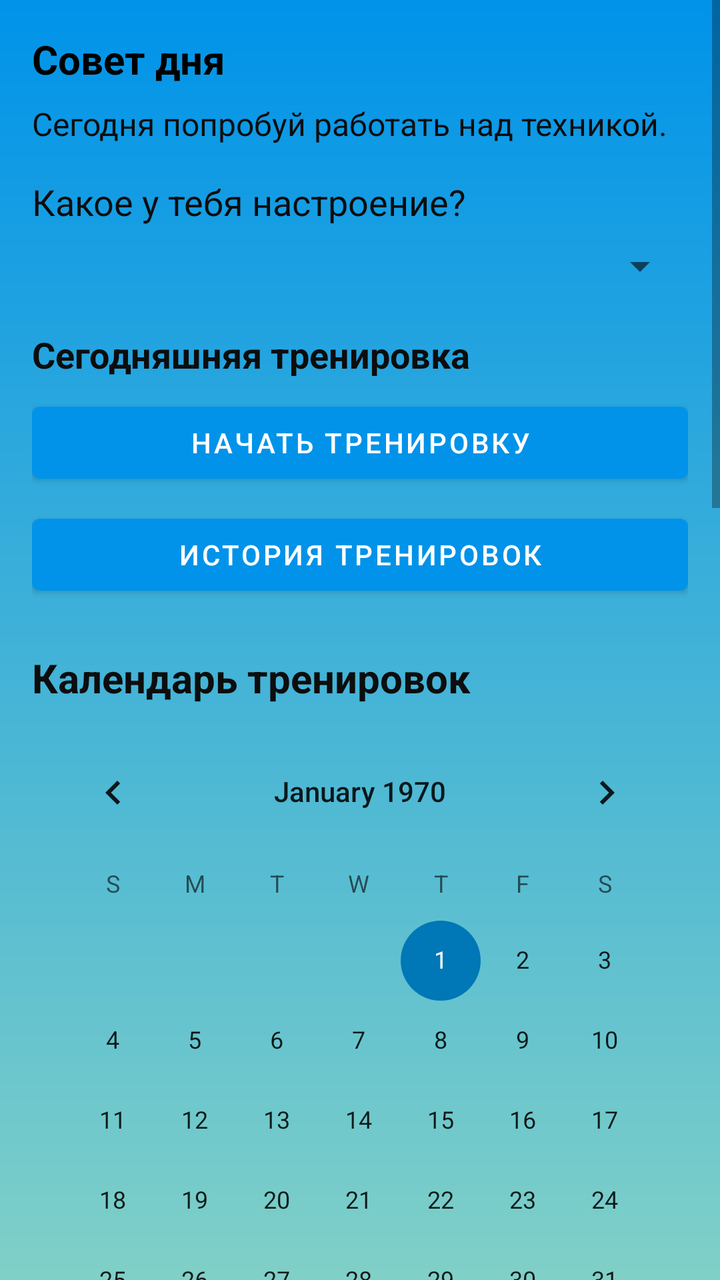
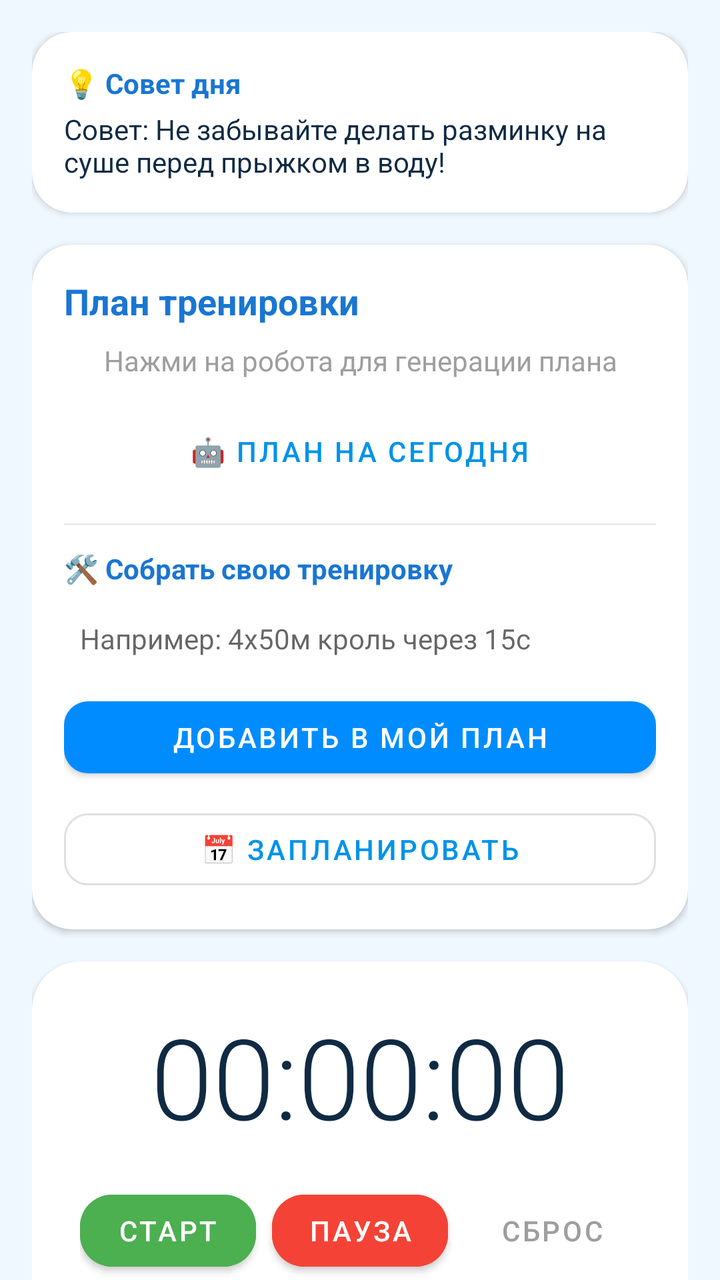

Screens rendered from an Android XML layout before and after an edit, with the pre-edit source and the edit as a unified diff.
<!-- AndroidManifest.xml: application theme Theme.AquaTime -->
<!-- res/layout/fragment_training.xml -->
<?xml version="1.0" encoding="utf-8"?>
<ScrollView xmlns:android="http://schemas.android.com/apk/res/android"
    xmlns:app="http://schemas.android.com/apk/res-auto"
    android:layout_width="match_parent"
    android:layout_height="match_parent"
    android:background="@drawable/bg_gradient">

    <LinearLayout
        android:layout_width="match_parent"
        android:layout_height="wrap_content"
        android:orientation="vertical"
        android:padding="16dp">

        
        <TextView
            android:id="@+id/tv_tip"
            android:layout_width="match_parent"
            android:layout_height="wrap_content"
            android:text="Совет дня"
            android:textSize="20sp"
            android:textStyle="bold"
            android:textColor="@android:color/black"
            android:layout_marginBottom="8dp"/>

        <TextView
            android:id="@+id/tv_tip_text"
            android:layout_width="match_parent"
            android:layout_height="wrap_content"
            android:text="Сегодня попробуй работать над техникой."
            android:textSize="16sp"
            android:layout_marginBottom="16dp"/>

        
        <TextView
            android:layout_width="wrap_content"
            android:layout_height="wrap_content"
            android:text="Какое у тебя настроение?"
            android:textSize="18sp"
            android:layout_marginBottom="8dp"/>

        <Spinner
            android:id="@+id/spinner_mood"
            android:layout_width="match_parent"
            android:layout_height="wrap_content"/>

        
        <TextView
            android:id="@+id/tv_today_training"
            android:layout_width="match_parent"
            android:layout_height="wrap_content"
            android:text="Сегодняшняя тренировка"
            android:textSize="18sp"
            android:textStyle="bold"
            android:layout_marginTop="20dp"/>

        <Button
            android:id="@+id/btn_start_training"
            android:layout_width="match_parent"
            android:layout_height="wrap_content"
            android:text="Начать тренировку"
            android:layout_marginTop="8dp"/>

        <Button
            android:id="@+id/btn_training_history"
            android:layout_width="match_parent"
            android:layout_height="wrap_content"
            android:text="История тренировок"
            android:layout_marginTop="8dp"/>

        
        <TextView
            android:layout_width="match_parent"
            android:layout_height="wrap_content"
            android:text="Календарь тренировок"
            android:textSize="20sp"
            android:textStyle="bold"
            android:layout_marginTop="24dp"/>

        <CalendarView
            android:id="@+id/calendar_training"
            android:layout_width="match_parent"
            android:layout_height="wrap_content"
            android:layout_marginTop="10dp"/>

        
        <TextView
            android:id="@+id/tv_week_progress"
            android:layout_width="match_parent"
            android:layout_height="wrap_content"
            android:text="Прогресс недели: 0%"
            android:textSize="18sp"
            android:layout_marginTop="10dp"
            android:textStyle="bold"/>

        
        <TextView
            android:layout_width="match_parent"
            android:layout_height="wrap_content"
            android:text="Секундомер"
            android:textSize="20sp"
            android:textStyle="bold"
            android:layout_marginTop="24dp"/>

        <TextView
            android:id="@+id/tv_timer"
            android:layout_width="match_parent"
            android:layout_height="wrap_content"
            android:text="00:00:00.000"
            android:textSize="32sp"
            android:gravity="center"
            android:layout_marginTop="8dp"/>

        <LinearLayout
            android:layout_width="match_parent"
            android:layout_height="wrap_content"
            android:orientation="horizontal"
            android:gravity="center"
            android:layout_marginTop="10dp">

            <Button
                android:id="@+id/btn_start_timer"
                android:layout_width="wrap_content"
                android:layout_height="wrap_content"
                android:text="Старт"/>

            <Button
                android:id="@+id/btn_stop_timer"
                android:layout_width="wrap_content"
                android:layout_height="wrap_content"
                android:text="Стоп"
                android:layout_marginStart="10dp"/>

            <Button
                android:id="@+id/btn_reset_timer"
                android:layout_width="wrap_content"
                android:layout_height="wrap_content"
                android:text="Сброс"
                android:layout_marginStart="10dp"/>
        </LinearLayout>

        
        <TextView
            android:layout_width="match_parent"
            android:layout_height="wrap_content"
            android:text="Выбери стиль и дистанцию"
            android:textSize="18sp"
            android:layout_marginTop="20dp"/>

        <Spinner
            android:id="@+id/spinner_distance"
            android:layout_width="match_parent"
            android:layout_height="wrap_content"/>

        
        <Button
            android:id="@+id/btn_save_measure"
            android:layout_width="match_parent"
            android:layout_height="wrap_content"
            android:text="Сохранить замер"
            android:layout_marginTop="10dp"/>

        
        <TextView
            android:layout_width="match_parent"
            android:layout_height="wrap_content"
            android:text="История замеров"
            android:textSize="20sp"
            android:textStyle="bold"
            android:layout_marginTop="24dp"/>

        <ListView
            android:id="@+id/list_results"
            android:layout_width="match_parent"
            android:layout_height="200dp"
            android:choiceMode="singleChoice"
            android:background="@android:color/white"
            android:layout_marginTop="8dp"/>

        
        <Button
            android:id="@+id/btn_delete_measure"
            android:layout_width="match_parent"
            android:layout_height="wrap_content"
            android:text="Удалить выбранный замер"
            android:layout_marginTop="10dp"/>

        
        <TextView
            android:layout_width="match_parent"
            android:layout_height="wrap_content"
            android:text="Лучшие результаты"
            android:textSize="20sp"
            android:textStyle="bold"
            android:layout_marginTop="24dp"/>

        <ListView
            android:id="@+id/list_best_results"
            android:layout_width="match_parent"
            android:layout_height="200dp"
            android:background="@android:color/white"
            android:layout_marginTop="8dp"/>

    </LinearLayout>
</ScrollView>
<!-- resources referenced by this layout -->
<resources>
  <!-- drawable bg_gradient (drawable) -->
  <shape xmlns:android="http://schemas.android.com/apk/res/android">
      <gradient
          android:type="linear"
          android:startColor="#0093E9"
          android:endColor="#80D0C7"
          android:angle="270"/>
  </shape>
  <style name="Theme.AquaTime" parent="Theme.MaterialComponents.DayNight.NoActionBar">
          
          <item name="colorPrimary">@color/aqua_primary</item>
          <item name="colorPrimaryVariant">@color/aqua_secondary</item>
          <item name="colorOnPrimary">@android:color/white</item>
  
          <item name="colorSecondary">@color/aqua_accent</item>
          <item name="colorSecondaryVariant">@color/aqua_primary</item>
          <item name="colorOnSecondary">@android:color/white</item>
  
          
          <item name="android:colorBackground">@color/background_light</item>
  
          
          <item name="android:textColor">@color/text_primary</item>
      </style>
  <color name="aqua_primary">#0093E9</color>
  <color name="aqua_secondary">#80D0C7</color>
  <color name="aqua_accent">#0077B6</color>
  <color name="background_light">#F4FAFF</color>
  <color name="text_primary">#0D0D0D</color>
</resources>

<!-- the commit's change to res/layout/fragment_training.xml (unified diff, before → after) -->
@@ -1,9 +1,10 @@
 <?xml version="1.0" encoding="utf-8"?>
-<ScrollView xmlns:android="http://schemas.android.com/apk/res/android"
+<androidx.core.widget.NestedScrollView xmlns:android="http://schemas.android.com/apk/res/android"
     xmlns:app="http://schemas.android.com/apk/res-auto"
     android:layout_width="match_parent"
     android:layout_height="match_parent"
-    android:background="@drawable/bg_gradient">
+    android:background="#F0F8FF"
+    android:fillViewport="true">
 
     <LinearLayout
         android:layout_width="match_parent"
@@ -11,194 +12,238 @@
         android:orientation="vertical"
         android:padding="16dp">
 
-        
-        <TextView
-            android:id="@+id/tv_tip"
-            android:layout_width="match_parent"
-            android:layout_height="wrap_content"
-            android:text="Совет дня"
-            android:textSize="20sp"
-            android:textStyle="bold"
-            android:textColor="@android:color/black"
-            android:layout_marginBottom="8dp"/>
-
-        <TextView
-            android:id="@+id/tv_tip_text"
-            android:layout_width="match_parent"
-            android:layout_height="wrap_content"
-            android:text="Сегодня попробуй работать над техникой."
-            android:textSize="16sp"
-            android:layout_marginBottom="16dp"/>
-
-        
-        <TextView
-            android:layout_width="wrap_content"
-            android:layout_height="wrap_content"
-            android:text="Какое у тебя настроение?"
-            android:textSize="18sp"
-            android:layout_marginBottom="8dp"/>
-
-        <Spinner
-            android:id="@+id/spinner_mood"
-            android:layout_width="match_parent"
-            android:layout_height="wrap_content"/>
-
-        
-        <TextView
-            android:id="@+id/tv_today_training"
-            android:layout_width="match_parent"
-            android:layout_height="wrap_content"
-            android:text="Сегодняшняя тренировка"
-            android:textSize="18sp"
-            android:textStyle="bold"
-            android:layout_marginTop="20dp"/>
-
-        <Button
-            android:id="@+id/btn_start_training"
-            android:layout_width="match_parent"
-            android:layout_height="wrap_content"
-            android:text="Начать тренировку"
-            android:layout_marginTop="8dp"/>
-
-        <Button
-            android:id="@+id/btn_training_history"
-            android:layout_width="match_parent"
-            android:layout_height="wrap_content"
-            android:text="История тренировок"
-            android:layout_marginTop="8dp"/>
-
-        
-        <TextView
-            android:layout_width="match_parent"
-            android:layout_height="wrap_content"
-            android:text="Календарь тренировок"
-            android:textSize="20sp"
-            android:textStyle="bold"
-            android:layout_marginTop="24dp"/>
-
-        <CalendarView
-            android:id="@+id/calendar_training"
-            android:layout_width="match_parent"
-            android:layout_height="wrap_content"
-            android:layout_marginTop="10dp"/>
-
-        
-        <TextView
-            android:id="@+id/tv_week_progress"
-            android:layout_width="match_parent"
-            android:layout_height="wrap_content"
-            android:text="Прогресс недели: 0%"
-            android:textSize="18sp"
-            android:layout_marginTop="10dp"
-            android:textStyle="bold"/>
-
-        
-        <TextView
-            android:layout_width="match_parent"
-            android:layout_height="wrap_content"
-            android:text="Секундомер"
-            android:textSize="20sp"
-            android:textStyle="bold"
-            android:layout_marginTop="24dp"/>
-
-        <TextView
-            android:id="@+id/tv_timer"
-            android:layout_width="match_parent"
-            android:layout_height="wrap_content"
-            android:text="00:00:00.000"
-            android:textSize="32sp"
-            android:gravity="center"
-            android:layout_marginTop="8dp"/>
+        <androidx.cardview.widget.CardView
+            android:layout_width="match_parent"
+            android:layout_height="wrap_content"
+            android:layout_marginBottom="16dp"
+            app:cardCornerRadius="20dp"
+            app:cardElevation="2dp">
+
+            <LinearLayout
+                android:layout_width="match_parent"
+                android:layout_height="wrap_content"
+                android:orientation="vertical"
+                android:padding="16dp">
+
+                <TextView
+                    android:layout_width="wrap_content"
+                    android:layout_height="wrap_content"
+                    android:text="💡 Совет дня"
+                    android:textColor="#1976D2"
+                    android:textStyle="bold" />
+
+                <TextView
+                    android:id="@+id/tv_swimming_tip"
+                    android:layout_width="match_parent"
+                    android:layout_height="wrap_content"
+                    android:layout_marginTop="4dp"
+                    android:text="Совет: Не забывайте делать разминку на суше перед прыжком в воду!"
+                    android:textColor="#102A43" />
+            </LinearLayout>
+        </androidx.cardview.widget.CardView>
+
+        <androidx.cardview.widget.CardView
+            android:layout_width="match_parent"
+            android:layout_height="wrap_content"
+            android:layout_marginBottom="16dp"
+            app:cardCornerRadius="20dp"
+            app:cardElevation="2dp">
+
+            <LinearLayout
+                android:layout_width="match_parent"
+                android:layout_height="wrap_content"
+                android:orientation="vertical"
+                android:padding="16dp">
+
+                <TextView
+                    android:layout_width="wrap_content"
+                    android:layout_height="wrap_content"
+                    android:text="План тренировки"
+                    android:textColor="#1976D2"
+                    android:textSize="18sp"
+                    android:textStyle="bold" />
+
+                <TextView
+                    android:id="@+id/tv_today_training"
+                    android:layout_width="match_parent"
+                    android:layout_height="wrap_content"
+                    android:layout_marginTop="8dp"
+                    android:gravity="center"
+                    android:text="Нажми на робота для генерации плана"
+                    android:textColor="#9E9E9E" />
+
+                <Button
+                    android:id="@+id/btn_start_training"
+                    style="@style/Widget.MaterialComponents.Button.TextButton"
+                    android:layout_width="wrap_content"
+                    android:layout_height="wrap_content"
+                    android:layout_gravity="center"
+                    android:layout_marginTop="12dp"
+                    android:text="🤖 ПЛАН НА СЕГОДНЯ" />
+
+                <View
+                    android:layout_width="match_parent"
+                    android:layout_height="1dp"
+                    android:layout_marginVertical="12dp"
+                    android:background="#EEEEEE" />
+
+                <TextView
+                    android:layout_width="wrap_content"
+                    android:layout_height="wrap_content"
+                    android:text="🛠 Собрать свою тренировку"
+                    android:textColor="#1976D2"
+                    android:textStyle="bold" />
+
+                <EditText
+                    android:id="@+id/et_manual_dist"
+                    android:layout_width="match_parent"
+                    android:layout_height="wrap_content"
+                    android:layout_marginTop="8dp"
+                    android:background="@null"
+                    android:hint="Например: 4x50м кроль через 15с"
+                    android:padding="8dp"
+                    android:textSize="14sp" />
+
+                <Button
+                    android:id="@+id/btn_save_manual_training"
+                    android:layout_width="match_parent"
+                    android:layout_height="wrap_content"
+                    android:layout_marginTop="8dp"
+                    android:text="ДОБАВИТЬ В МОЙ ПЛАН"
+                    app:backgroundTint="#008CFF"
+                    app:cornerRadius="12dp" />
+
+                <Button
+                    android:id="@+id/btn_open_calendar"
+                    style="@style/Widget.MaterialComponents.Button.OutlinedButton"
+                    android:layout_width="match_parent"
+                    android:layout_height="wrap_content"
+                    android:layout_marginTop="8dp"
+                    android:text="📅 ЗАПЛАНИРОВАТЬ"
+                    app:cornerRadius="12dp" />
+            </LinearLayout>
+        </androidx.cardview.widget.CardView>
+
+        <androidx.cardview.widget.CardView
+            android:layout_width="match_parent"
+            android:layout_height="wrap_content"
+            android:layout_marginBottom="16dp"
+            app:cardCornerRadius="24dp"
+            app:cardElevation="2dp">
+
+            <LinearLayout
+                android:layout_width="match_parent"
+                android:layout_height="wrap_content"
+                android:gravity="center"
+                android:orientation="vertical"
+                android:padding="20dp">
+
+                <TextView
+                    android:id="@+id/tv_timer"
+                    android:layout_width="wrap_content"
+                    android:layout_height="wrap_content"
+                    android:fontFamily="sans-serif-light"
+                    android:text="00:00:00"
+                    android:textColor="#102A43"
+                    android:textSize="56sp" />
+
+                <LinearLayout
+                    android:layout_width="wrap_content"
+                    android:layout_height="wrap_content"
+                    android:layout_marginTop="16dp">
+
+                    <Button
+                        android:id="@+id/btn_start_timer"
+                        android:layout_width="wrap_content"
+                        android:layout_height="wrap_content"
+                        android:layout_marginEnd="8dp"
+                        android:backgroundTint="#4CAF50"
+                        android:text="СТАРТ"
+                        app:cornerRadius="16dp" />
+
+                    <Button
+                        android:id="@+id/btn_stop_timer"
+                        android:layout_width="wrap_content"
+                        android:layout_height="wrap_content"
+                        android:layout_marginEnd="8dp"
+                        android:backgroundTint="#F44336"
+                        android:text="ПАУЗА"
+                        app:cornerRadius="16dp" />
+
+                    <Button
+                        android:id="@+id/btn_reset_timer"
+                        style="@style/Widget.MaterialComponents.Button.TextButton"
+                        android:layout_width="wrap_content"
+                        android:layout_height="wrap_content"
+                        android:text="СБРОС"
+                        android:textColor="#9E9E9E" />
+                </LinearLayout>
+
+                <View
+                    android:layout_width="match_parent"
+                    android:layout_height="1dp"
+                    android:layout_marginVertical="20dp"
+                    android:background="#EEEEEE" />
+
+                <Spinner
+                    android:id="@+id/spinner_distance"
+                    android:layout_width="wrap_content"
+                    android:layout_height="wrap_content"
+                    android:layout_gravity="start" />
+
+                <Button
+                    android:id="@+id/btn_save_measure"
+                    android:layout_width="match_parent"
+                    android:layout_height="60dp"
+                    android:layout_marginTop="16dp"
+                    android:text="💾 СОХРАНИТЬ РЕЗУЛЬТАТ"
+                    android:textSize="16sp"
+                    app:backgroundTint="#008CFF"
+                    app:cornerRadius="16dp" />
+            </LinearLayout>
+        </androidx.cardview.widget.CardView>
 
         <LinearLayout
             android:layout_width="match_parent"
             android:layout_height="wrap_content"
-            android:orientation="horizontal"
-            android:gravity="center"
-            android:layout_marginTop="10dp">
-
-            <Button
-                android:id="@+id/btn_start_timer"
+            android:orientation="horizontal">
+
+            <TextView
+                android:layout_width="0dp"
+                android:layout_height="wrap_content"
+                android:layout_weight="1"
+                android:text="🕒 Последние заплывы"
+                android:textColor="#1976D2"
+                android:textStyle="bold" />
+
+            <TextView
+                android:id="@+id/tv_stats_count"
                 android:layout_width="wrap_content"
                 android:layout_height="wrap_content"
-                android:text="Старт"/>
-
-            <Button
-                android:id="@+id/btn_stop_timer"
-                android:layout_width="wrap_content"
-                android:layout_height="wrap_content"
-                android:text="Стоп"
-                android:layout_marginStart="10dp"/>
-
-            <Button
-                android:id="@+id/btn_reset_timer"
-                android:layout_width="wrap_content"
-                android:layout_height="wrap_content"
-                android:text="Сброс"
-                android:layout_marginStart="10dp"/>
+                android:text="Всего заплывов: 1"
+                android:textColor="#9E9E9E"
+                android:textSize="12sp" />
         </LinearLayout>
 
-        
-        <TextView
-            android:layout_width="match_parent"
-            android:layout_height="wrap_content"
-            android:text="Выбери стиль и дистанцию"
-            android:textSize="18sp"
-            android:layout_marginTop="20dp"/>
-
-        <Spinner
-            android:id="@+id/spinner_distance"
-            android:layout_width="match_parent"
-            android:layout_height="wrap_content"/>
-
-        
-        <Button
-            android:id="@+id/btn_save_measure"
-            android:layout_width="match_parent"
-            android:layout_height="wrap_content"
-            android:text="Сохранить замер"
-            android:layout_marginTop="10dp"/>
-
-        
-        <TextView
-            android:layout_width="match_parent"
-            android:layout_height="wrap_content"
-            android:text="История замеров"
-            android:textSize="20sp"
-            android:textStyle="bold"
-            android:layout_marginTop="24dp"/>
-
-        <ListView
-            android:id="@+id/list_results"
-            android:layout_width="match_parent"
-            android:layout_height="200dp"
-            android:choiceMode="singleChoice"
-            android:background="@android:color/white"
-            android:layout_marginTop="8dp"/>
-
-        
+        <androidx.recyclerview.widget.RecyclerView
+            android:id="@+id/rv_results"
+            android:layout_width="match_parent"
+            android:layout_height="wrap_content"
+            android:layout_marginTop="8dp"
+            android:nestedScrollingEnabled="false" />
+
         <Button
             android:id="@+id/btn_delete_measure"
-            android:layout_width="match_parent"
-            android:layout_height="wrap_content"
-            android:text="Удалить выбранный замер"
-            android:layout_marginTop="10dp"/>
-
-        
-        <TextView
-            android:layout_width="match_parent"
-            android:layout_height="wrap_content"
-            android:text="Лучшие результаты"
-            android:textSize="20sp"
-            android:textStyle="bold"
-            android:layout_marginTop="24dp"/>
-
-        <ListView
-            android:id="@+id/list_best_results"
-            android:layout_width="match_parent"
-            android:layout_height="200dp"
-            android:background="@android:color/white"
-            android:layout_marginTop="8dp"/>
+            style="@style/Widget.MaterialComponents.Button.TextButton"
+            android:layout_width="match_parent"
+            android:layout_height="wrap_content"
+            android:layout_marginTop="8dp"
+            android:text="🗑 УДАЛИТЬ ВЫБРАННЫЙ ЗАМЕР"
+            android:textColor="#F44336" />
+
+        <View
+            android:layout_width="match_parent"
+            android:layout_height="50dp" />
 
     </LinearLayout>
-</ScrollView>
+</androidx.core.widget.NestedScrollView>
<!-- resource entries referenced after the edit -->
@@ -1,13 +1,5 @@
 <!-- resources referenced by this layout -->
 <resources>
-  <!-- drawable bg_gradient (drawable) -->
-  <shape xmlns:android="http://schemas.android.com/apk/res/android">
-      <gradient
-          android:type="linear"
-          android:startColor="#0093E9"
-          android:endColor="#80D0C7"
-          android:angle="270"/>
-  </shape>
   <style name="Theme.AquaTime" parent="Theme.MaterialComponents.DayNight.NoActionBar">
           
           <item name="colorPrimary">@color/aqua_primary</item>
